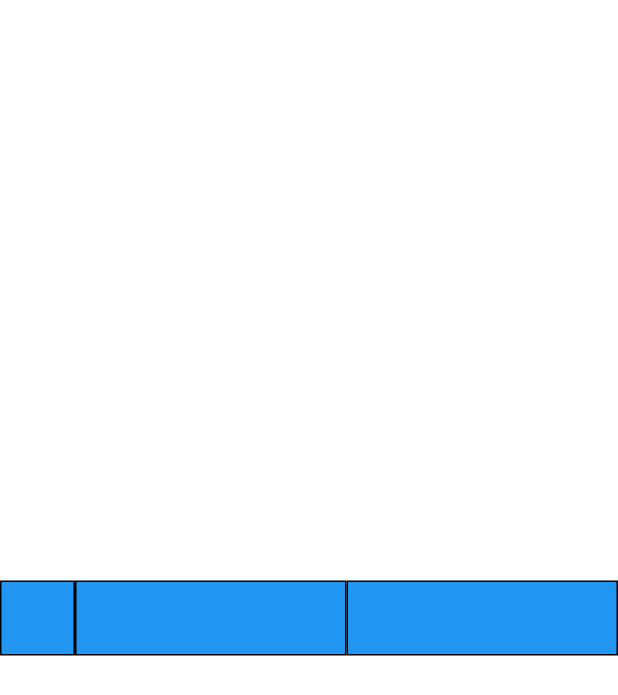
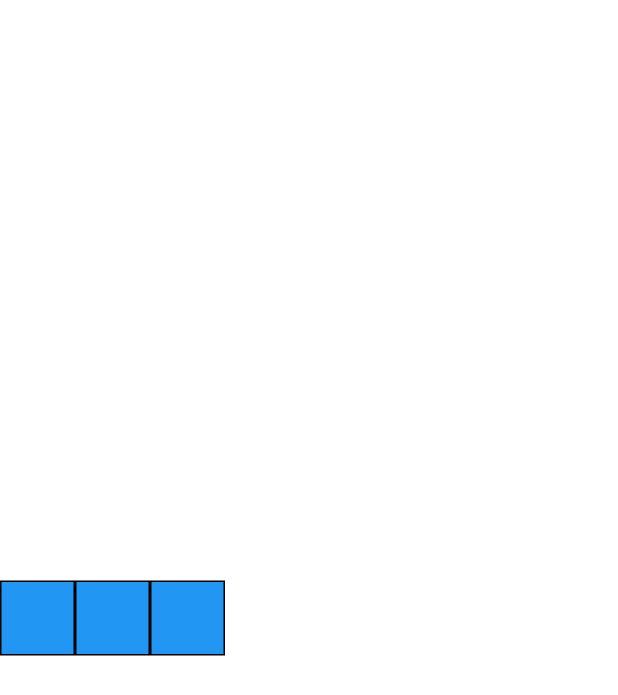
Before and after one commit to euivanw/flutter_codelabs_lab4, a Flutter app: the screen it shows after launch, on a phone screen of 412 x 824 dp. Shown: the top 695 px of the screen. Run offline on Flutter 3.47's test engine with Material 2 defaults, Android fonts, the phone set to English and light mode, and no system bars.

Commit message:
Lab4: Preenchendo o espaço extra

```diff
--- /dev/null
+++ b/lib/exemplo_preenchendo_o_espaco_extra.dart
@@ -0,0 +1,28 @@
+import 'package:flutter/material.dart';
+
+class PreencherEspacoExtraExemplo extends StatelessWidget {
+  @override
+  Widget build(BuildContext context) {
+    return Row(
+      children: [
+        BlueBox(),
+        BlueBox(),
+        BlueBox(),
+      ],
+    );
+  }
+}
+
+class BlueBox extends StatelessWidget {
+  @override
+  Widget build(BuildContext context) {
+    return Container(
+      width: 50,
+      height: 50,
+      decoration: BoxDecoration(
+        color: Colors.blue,
+        border: Border.all(),
+      ),
+    );
+  }
+}
--- a/lib/main.dart
+++ b/lib/main.dart
@@ -1,6 +1,6 @@
 import 'package:flutter/material.dart';
 
-import 'exemplo_testando_os_valores_de_flex.dart';
+import 'exemplo_preenchendo_o_espaco_extra.dart';
 
 void main() => runApp(MeuApp());
 
@@ -13,7 +13,7 @@ class MeuApp extends StatelessWidget {
         primarySwatch: Colors.blue,
         visualDensity: VisualDensity.adaptivePlatformDensity,
       ),
-      home: TestarValoresFlexExemplo(),
+      home: PreencherEspacoExtraExemplo(),
     );
   }
 }
```
